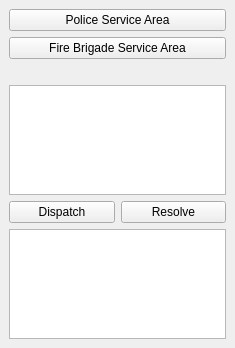
CathelijneKleijwegt/GEO1005, file TwisterSolutions/Storm_dockwidget_base.ui: the form before one commit.
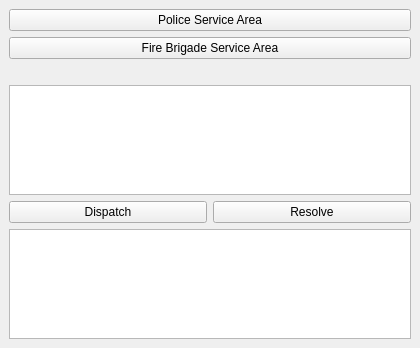
The form after the commit.

Diff of the .ui file:
```diff
--- a/TwisterSolutions/Storm_dockwidget_base.ui
+++ b/TwisterSolutions/Storm_dockwidget_base.ui
@@ -9,7 +9,7 @@
    <rect>
     <x>0</x>
     <y>0</y>
-    <width>235</width>
+    <width>420</width>
     <height>348</height>
    </rect>
   </property>
@@ -25,6 +25,12 @@
      <layout class="QVBoxLayout" name="verticalLayout">
       <item>
        <widget class="QPushButton" name="policeSAButton">
+        <property name="minimumSize">
+         <size>
+          <width>400</width>
+          <height>0</height>
+         </size>
+        </property>
         <property name="text">
          <string>Police Service Area</string>
         </property>
```
